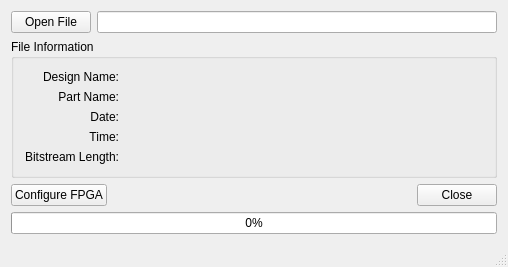
The window that tools/aeon loader/mainwindow.ui (ILoveSpeccy/Aeon-Lite) describes before a commit, drawn with Qt 5.
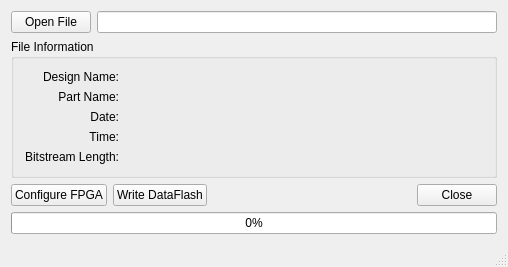
The same window after the commit. Icons and pictures are not drawn.

Commit message: + added bitstream flashing to DataFlash

What changed in the file:
```diff
--- a/tools/aeon loader/mainwindow.ui
+++ b/tools/aeon loader/mainwindow.ui
@@ -187,6 +187,13 @@
         </property>
        </widget>
       </item>
+      <item>
+       <widget class="QPushButton" name="pushButtonWriteDataflash">
+        <property name="text">
+         <string>Write DataFlash</string>
+        </property>
+       </widget>
+      </item>
       <item>
        <spacer name="horizontalSpacer">
         <property name="orientation">
```
Left out of the diff: 2 changed lines with no effect on the pictures. The commit also changes 3 other files.
